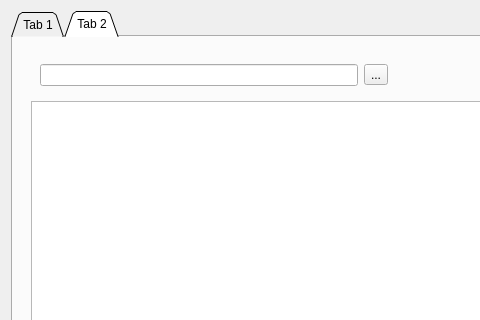
JPCassimiro/JHMR, file ui/ui_files/user_actions_widget.ui: the form before one commit; both pictures show x 0 to 480 and y 0 to 320 of the 745 by 520 pixel window.
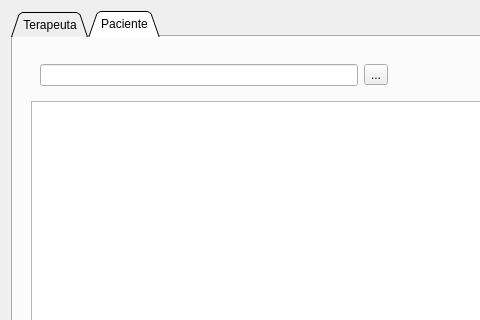
The form after the commit. The open tabs and pages were chosen to show the change. Icons and pictures are not drawn.

Diff of the .ui file:
```diff
--- a/ui/ui_files/user_actions_widget.ui
+++ b/ui/ui_files/user_actions_widget.ui
@@ -42,7 +42,7 @@
         </property>
         <widget class="QWidget" name="therapistTab">
          <attribute name="title">
-          <string>Tab 1</string>
+          <string>Terapeuta</string>
          </attribute>
          <layout class="QGridLayout" name="gridLayout_2">
           <item row="0" column="0">
@@ -90,7 +90,7 @@
         </widget>
         <widget class="QWidget" name="patientTab">
          <attribute name="title">
-          <string>Tab 2</string>
+          <string>Paciente</string>
          </attribute>
          <layout class="QGridLayout" name="gridLayout_4">
           <item row="0" column="0">
```
Left out of the diff: 2 changed lines with no effect on the pictures.
